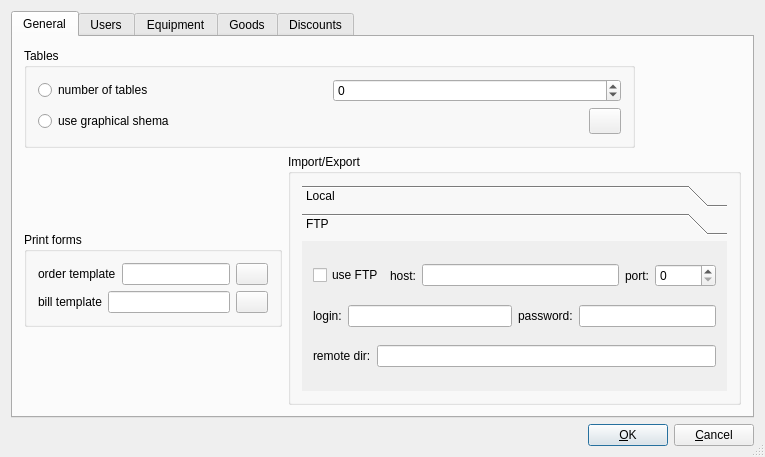
This is src.qt5/aldebaran/settingsdialog.ui in bizblocks/aldebaran-pos as Qt 5 draws it before an edit. The edited form follows.
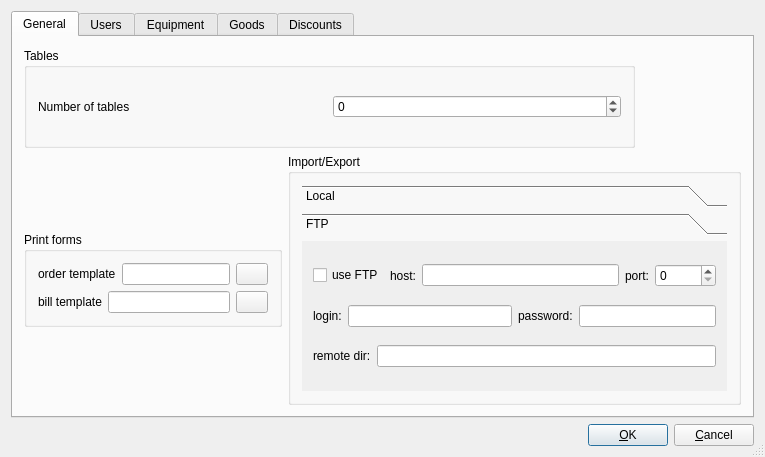
This is the edited form. The open tabs and pages were chosen to show the change. Icons and pictures are not drawn.

What changed in the file:
```diff
--- a/src.qt5/aldebaran/settingsdialog.ui
+++ b/src.qt5/aldebaran/settingsdialog.ui
@@ -110,9 +110,9 @@
             <item row="0" column="0">
              <layout class="QHBoxLayout">
               <item>
-               <widget class="QRadioButton" name="rbNumber">
+               <widget class="QLabel" name="label">
                 <property name="text">
-                 <string>number of tables</string>
+                 <string>Number of tables</string>
                 </property>
                </widget>
               </item>
@@ -134,34 +134,6 @@
               </item>
              </layout>
             </item>
-            <item row="1" column="0">
-             <layout class="QHBoxLayout">
-              <item>
-               <widget class="QRadioButton" name="rbShema">
-                <property name="text">
-                 <string>use graphical shema</string>
-                </property>
-               </widget>
-              </item>
-              <item>
-               <widget class="QPushButton" name="btnPictureSelect">
-                <property name="maximumSize">
-                 <size>
-                  <width>32</width>
-                  <height>32</height>
-                 </size>
-                </property>
-                <property name="text">
-                 <string/>
-                </property>
-                <property name="icon">
-                 <iconset>
-                  <normaloff>select-file.png</normaloff>select-file.png</iconset>
-                </property>
-               </widget>
-              </item>
-             </layout>
-            </item>
            </layout>
           </widget>
          </item>
```
Left out of the diff: 52 changed lines with no effect on the pictures.
